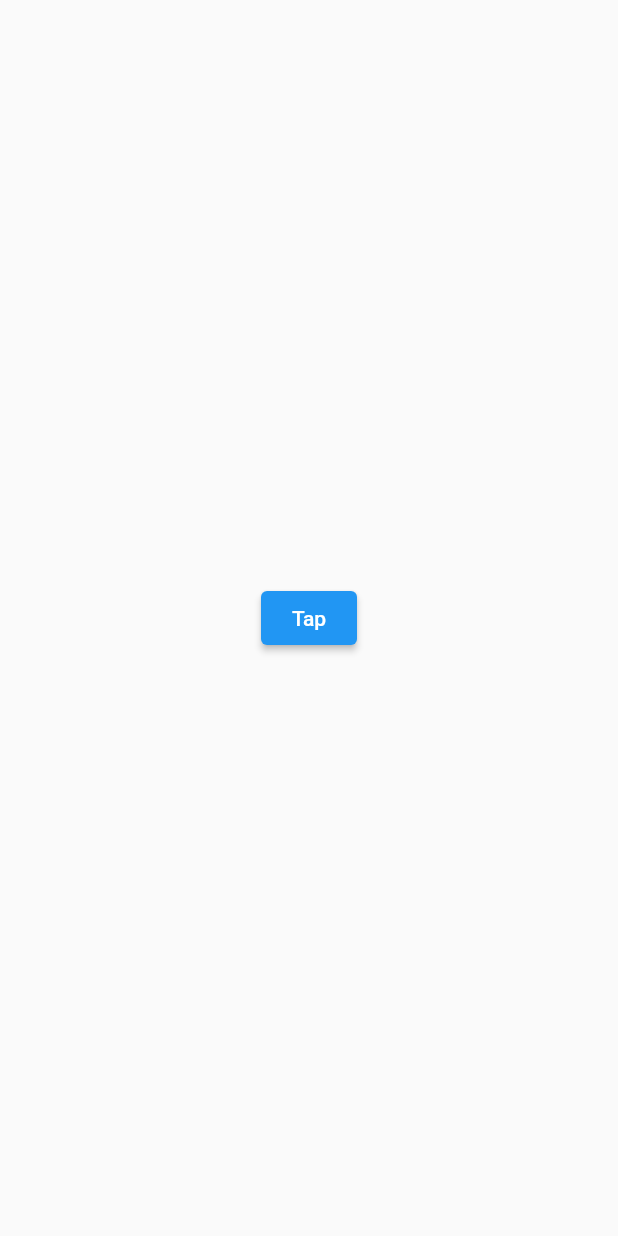
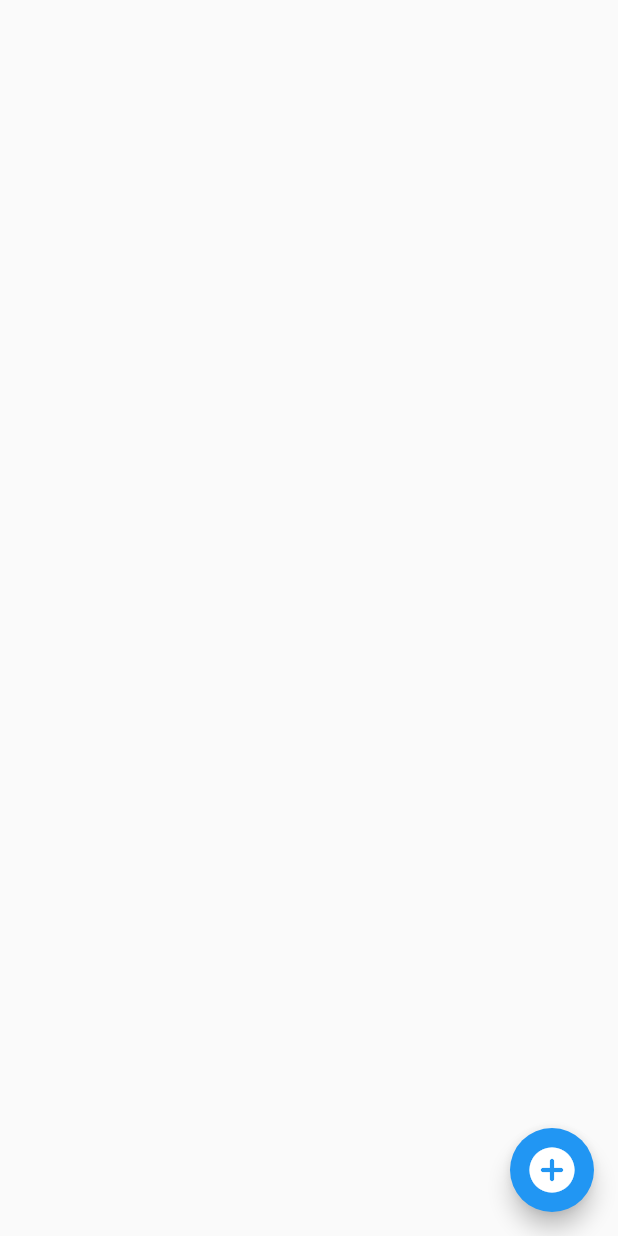
Before and after one commit to guitoof/gestures_handling_sandbox, a Flutter app: the MultipleHandlersWithListenerPage screen opened directly, on a phone screen of 412 x 824 dp. Run offline on Flutter 3.47's test engine with Material 2 defaults, Android fonts, the phone set to English and light mode, and no system bars.

Commit message:
:sparkles: (MultipleHandlersWithListener) Replace button w/ scaffold & FAB

```diff
--- a/lib/modules/multiple_handlers_demo/pages/multiple_handlers_with_listener_page.dart
+++ b/lib/modules/multiple_handlers_demo/pages/multiple_handlers_with_listener_page.dart
@@ -34,10 +34,9 @@ class MultipleHandlersWithListenerPageState
             context: context,
           );
         }),
-        behavior: HitTestBehavior.translucent,
-        child: Center(
-          child: ElevatedButton(
-            child: const Text('Tap'),
+        child: Scaffold(
+          floatingActionButton: FloatingActionButton(
+            child: const Icon(Icons.add_circle_rounded, size: 36),
             onPressed: () => showDetectedGestureDialog(
               'Tap',
               from: 'Button',
```
